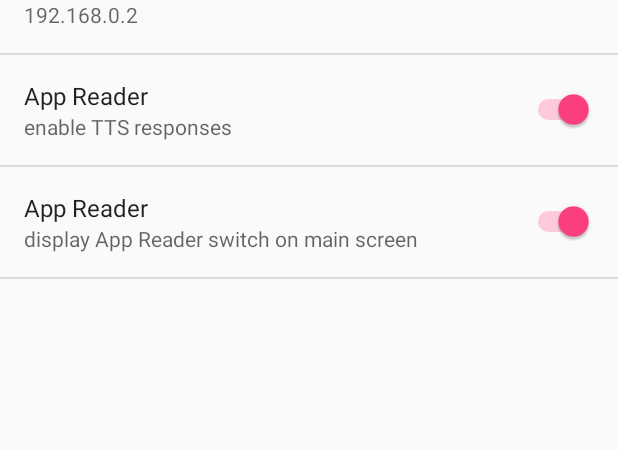
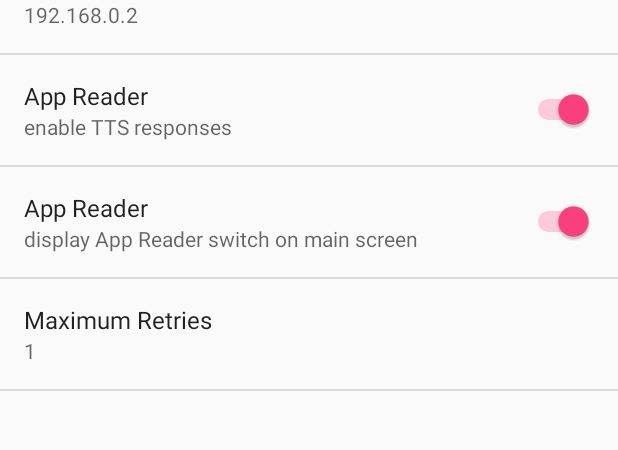
Before and after one commit to MycroftAI/Mycroft-Android, an Android app: the SettingsActivity screen opened directly, with no data from a screen before it, after a tap on "General", on a phone screen of 412 x 824 dp, the part 141-591 px from its top. Run offline under Robolectric (Android 15) with nearby library versions, the phone set to English and light mode, and no system bars.

```diff
--- a/mobile/src/main/java/mycroft/ai/SettingsActivity.java
+++ b/mobile/src/main/java/mycroft/ai/SettingsActivity.java
@@ -188,6 +188,7 @@ public class SettingsActivity extends AppCompatPreferenceActivity {
             // updated to reflect the new value, per the Android Design
             // guidelines.
             bindPreferenceSummaryToValue(findPreference("ip"));
+            bindPreferenceSummaryToValue(findPreference("maximumRetries"));
         }
 
         @Override
--- a/mobile/src/main/res/values/strings.xml
+++ b/mobile/src/main/res/values/strings.xml
@@ -99,5 +99,7 @@
     <string name="hello">Hello World!</string>
     <string name="title">Hello Notification!</string>
     <string name="notification_posted">Notification posted</string>
+    <string name="pref_default_maximum_retries">1</string>
+    <string name="pref_title_maximum_retries">Maximum Retries</string>
 
 </resources>
--- a/mobile/src/main/res/xml/pref_general.xml
+++ b/mobile/src/main/res/xml/pref_general.xml
@@ -1,11 +1,5 @@
 <PreferenceScreen xmlns:android="http://schemas.android.com/apk/res/android">
 
-    <!--<SwitchPreference
-        android:defaultValue="true"
-        android:key="example_switch"
-        android:summary="@string/pref_description_social_recommendations"
-        android:title="@string/pref_title_social_recommendations" />
--->
     <!-- NOTE: EditTextPreference accepts EditText attributes. -->
     <!-- NOTE: EditTextPreference's summary should be set to its value by the activity code. -->
     <EditTextPreference
@@ -30,16 +24,14 @@
         android:summary="@string/pref_summary_display_app_reader_switch"
         android:defaultValue="true"/>
 
-    <!--&lt;!&ndash; NOTE: Hide buttons to simplify the UI. Users can touch outside the dialog to
-         dismiss it. &ndash;&gt;
-    &lt;!&ndash; NOTE: ListPreference's summary should be set to its value by the activity code. &ndash;&gt;
-    <ListPreference
-        android:defaultValue="-1"
-        android:entries="@array/pref_example_list_titles"
-        android:entryValues="@array/pref_example_list_values"
-        android:key="example_list"
-        android:negativeButtonText="@null"
-        android:positiveButtonText="@null"
-        android:title="@string/pref_title_add_friends_to_messages" />-->
+    <EditTextPreference
+        android:capitalize="none"
+        android:defaultValue="@string/pref_default_maximum_retries"
+        android:inputType="textCapWords"
+        android:key="maximumRetries"
+        android:maxLines="1"
+        android:selectAllOnFocus="true"
+        android:singleLine="true"
+        android:title="@string/pref_title_maximum_retries" />
 
 </PreferenceScreen>
--- a/settings.gradle
+++ b/settings.gradle
@@ -1 +1 @@
-include ':mobile'
+include ':mobile', ':wear'
```
Also changed, not shown: mobile/build.gradle (+3 -6 lines), mobile/src/main/AndroidManifest.xml (+12 -22 lines), mobile/src/main/java/mycroft/ai/MainActivity.java (+100 -26 lines), wear/src/main/java/mycroft/ai/MainActivity.java (+14 -14 lines).
